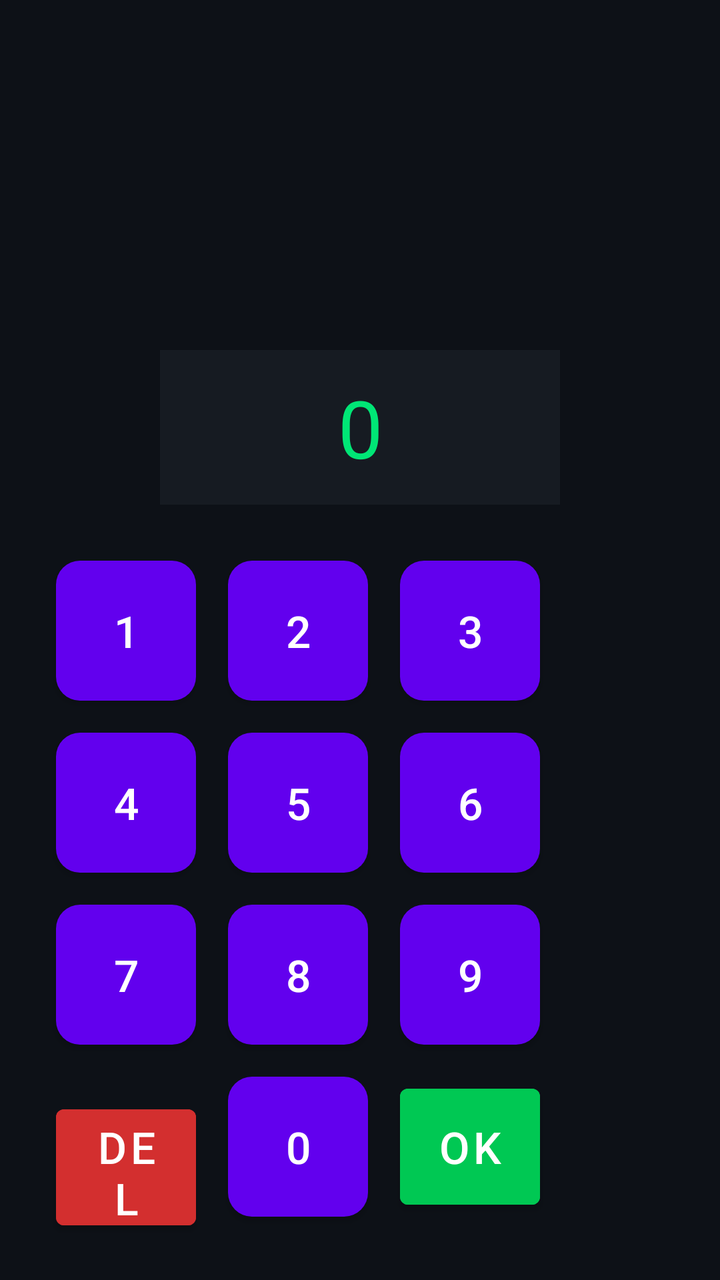
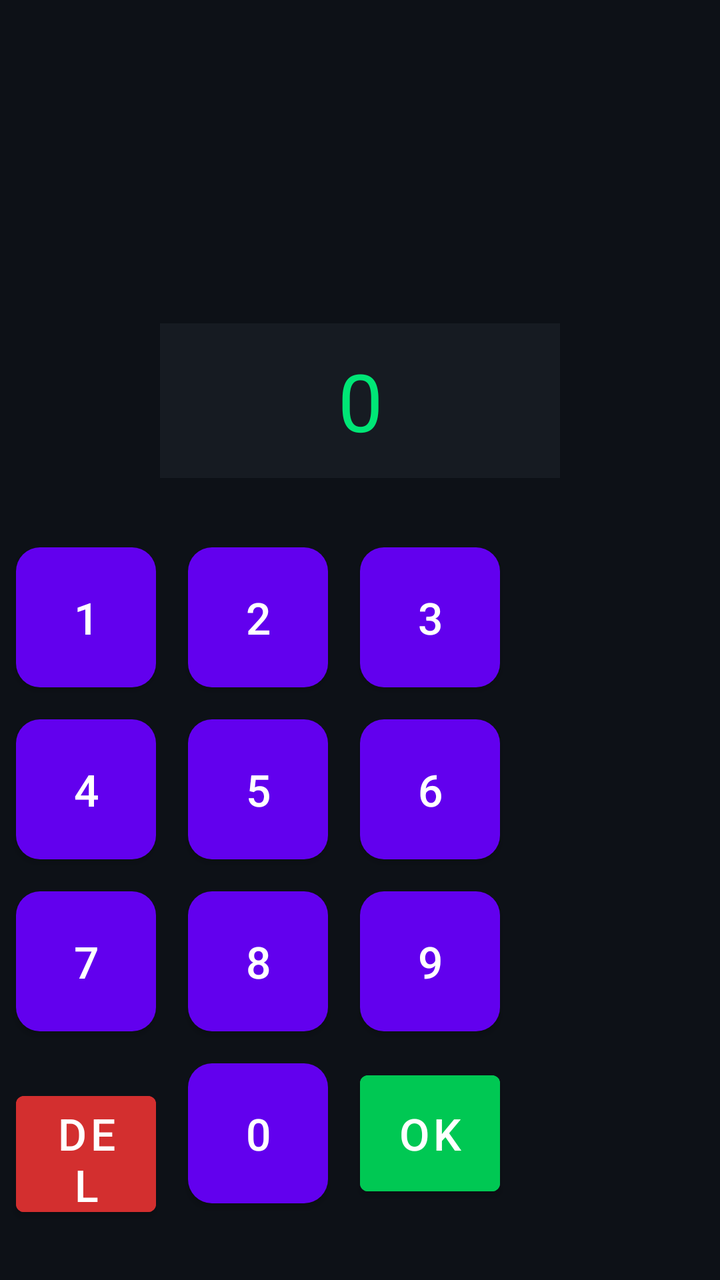

Compare the two renders of this Android layout. The source of the first and the diff that turns it into the second are given below.
<!-- AndroidManifest.xml: fallback theme Theme.MaterialComponents.DayNight.NoActionBar -->
<!-- res/layout/activity_game.xml -->
<?xml version="1.0" encoding="utf-8"?>
<LinearLayout
    xmlns:android="http://schemas.android.com/apk/res/android"
    android:id="@+id/keypadContainer"
    android:layout_width="match_parent"
    android:layout_height="match_parent"
    android:orientation="vertical"
    android:gravity="center"
    android:padding="20dp"
    android:background="#0D1117">

    <TextView
        android:id="@+id/turnText"
        android:textColor="#FFFFFF"
        android:layout_marginBottom="10dp"
        android:layout_width="wrap_content"
        android:layout_height="wrap_content"/>

    <TextView
        android:id="@+id/scoreText"
        android:textColor="#FFFFFF"
        android:layout_marginBottom="10dp"
        android:layout_width="wrap_content"
        android:layout_height="wrap_content"/>

    <TextView
        android:id="@+id/livesText"
        android:textColor="#FFFFFF"
        android:layout_marginBottom="10dp"
        android:layout_width="wrap_content"
        android:layout_height="wrap_content"/>

    <TextView
        android:id="@+id/timerText"
        android:textColor="#FFFFFF"
        android:layout_marginBottom="10dp"
        android:layout_width="wrap_content"
        android:layout_height="wrap_content"/>

    <TextView
        android:id="@+id/resultText"
        android:textColor="#00E676"
        android:layout_marginBottom="20dp"
        android:layout_width="wrap_content"
        android:layout_height="wrap_content"/>

    
    <TextView
        android:id="@+id/inputDisplay"
        android:text="0"
        android:textSize="40sp"
        android:textColor="#00E676"
        android:background="#161B22"
        android:padding="12dp"
        android:gravity="center"
        android:layout_marginBottom="20dp"
        android:layout_width="200dp"
        android:layout_height="wrap_content"/>


    
    <GridLayout
        android:layout_width="match_parent"
        android:layout_height="wrap_content"
        android:gravity="center"
        android:columnCount="3">

        <Button
            android:id="@+id/btn1"
            android:text="1"
            android:layout_width="70dp"
            android:layout_height="70dp"
            android:layout_margin="8dp"
            android:textSize="22sp"
            android:textColor="#FFFFFF"
            android:background="@drawable/keypad_btn"/>
            
        <Button 
            android:id="@+id/btn2" 
            android:text="2"
            android:layout_width="70dp"
            android:layout_height="70dp"
            android:layout_margin="8dp"
            android:textSize="22sp"
            android:textColor="#FFFFFF"
            android:background="@drawable/keypad_btn"/>
            
        <Button android:id="@+id/btn3" android:text="3"
            android:layout_width="70dp"
            android:layout_height="70dp"
            android:layout_margin="8dp"
            android:textSize="22sp"
            android:textColor="#FFFFFF"
            android:background="@drawable/keypad_btn"/>

        <Button android:id="@+id/btn4" android:text="4"
            android:layout_width="70dp"
            android:layout_height="70dp"
            android:layout_margin="8dp"
            android:textSize="22sp"
            android:textColor="#FFFFFF"
            android:background="@drawable/keypad_btn"/>
        <Button android:id="@+id/btn5" android:text="5"
            android:layout_width="70dp"
            android:layout_height="70dp"
            android:layout_margin="8dp"
            android:textSize="22sp"
            android:textColor="#FFFFFF"
            android:background="@drawable/keypad_btn"/>
        <Button android:id="@+id/btn6" android:text="6"
            android:layout_width="70dp"
            android:layout_height="70dp"
            android:layout_margin="8dp"
            android:textSize="22sp"
            android:textColor="#FFFFFF"
            android:background="@drawable/keypad_btn"/>

        <Button android:id="@+id/btn7" android:text="7"
            android:layout_width="70dp"
            android:layout_height="70dp"
            android:layout_margin="8dp"
            android:textSize="22sp"
            android:textColor="#FFFFFF"
            android:background="@drawable/keypad_btn"/>
        <Button android:id="@+id/btn8" android:text="8"
            android:layout_width="70dp"
            android:layout_height="70dp"
            android:layout_margin="8dp"
            android:textSize="22sp"
            android:textColor="#FFFFFF"
            android:background="@drawable/keypad_btn"/>
        <Button android:id="@+id/btn9" android:text="9"
            android:layout_width="70dp"
            android:layout_height="70dp"
            android:layout_margin="8dp"
            android:textSize="22sp"
            android:textColor="#FFFFFF"
            android:background="@drawable/keypad_btn"/>

        <Button android:id="@+id/btnDel" android:text="DEL"
            android:layout_width="70dp"
            android:layout_height="70dp"
            android:layout_margin="8dp"
            android:textSize="22sp"
            android:textColor="#FFFFFF"
            android:backgroundTint="#D32F2F"/>
        <Button android:id="@+id/btn0" android:text="0"
            android:layout_width="70dp"
            android:layout_height="70dp"
            android:layout_margin="8dp"
            android:textSize="22sp"
            android:textColor="#FFFFFF"
            android:background="@drawable/keypad_btn"/>
        <Button android:id="@+id/btnOk" android:text="OK"
            android:layout_width="70dp"
            android:layout_height="70dp"
            android:layout_margin="8dp"
            android:textSize="22sp"
            android:textColor="#FFFFFF"
            android:backgroundTint="#00C853"/>

    </GridLayout>

</LinearLayout>
<!-- resources referenced by this layout -->
<resources>
  <!-- drawable keypad_btn (drawable) -->
  <?xml version="1.0" encoding="utf-8"?>
  <selector xmlns:android="http://schemas.android.com/apk/res/android">
  
      
      <item android:state_pressed="true">
          <shape>
              <solid android:color="#1F6FEB"/>
              <corners android:radius="12dp"/>
          </shape>
      </item>
  
      
      <item>
          <shape>
              <solid android:color="#30363D"/>
              <corners android:radius="12dp"/>
          </shape>
      </item>
  
  </selector>
</resources>

<!-- the commit's change to res/layout/activity_game.xml (unified diff, before → after) -->
@@ -1,164 +1,180 @@
 <?xml version="1.0" encoding="utf-8"?>
 <LinearLayout
     xmlns:android="http://schemas.android.com/apk/res/android"
-    android:id="@+id/keypadContainer"
     android:layout_width="match_parent"
     android:layout_height="match_parent"
     android:orientation="vertical"
-    android:gravity="center"
-    android:padding="20dp"
     android:background="#0D1117">
 
-    <TextView
-        android:id="@+id/turnText"
-        android:textColor="#FFFFFF"
-        android:layout_marginBottom="10dp"
-        android:layout_width="wrap_content"
-        android:layout_height="wrap_content"/>
+    
+    <LinearLayout
+        android:layout_width="match_parent"
+        android:layout_height="0dp"
+        android:layout_weight="1"
+        android:orientation="vertical"
+        android:gravity="center">
 
-    <TextView
-        android:id="@+id/scoreText"
-        android:textColor="#FFFFFF"
-        android:layout_marginBottom="10dp"
-        android:layout_width="wrap_content"
-        android:layout_height="wrap_content"/>
-
-    <TextView
-        android:id="@+id/livesText"
-        android:textColor="#FFFFFF"
-        android:layout_marginBottom="10dp"
-        android:layout_width="wrap_content"
-        android:layout_height="wrap_content"/>
-
-    <TextView
-        android:id="@+id/timerText"
-        android:textColor="#FFFFFF"
-        android:layout_marginBottom="10dp"
-        android:layout_width="wrap_content"
-        android:layout_height="wrap_content"/>
-
-    <TextView
-        android:id="@+id/resultText"
-        android:textColor="#00E676"
-        android:layout_marginBottom="20dp"
-        android:layout_width="wrap_content"
-        android:layout_height="wrap_content"/>
+        <TextView
+            android:id="@+id/turnText"
+            android:textColor="#FFFFFF"
+            android:layout_marginBottom="10dp"
+            android:layout_width="wrap_content"
+            android:layout_height="wrap_content"/>
+    
+        <TextView
+            android:id="@+id/scoreText"
+            android:textColor="#FFFFFF"
+            android:layout_marginBottom="10dp"
+            android:layout_width="wrap_content"
+            android:layout_height="wrap_content"/>
+    
+        <TextView
+            android:id="@+id/livesText"
+            android:textColor="#FFFFFF"
+            android:layout_marginBottom="10dp"
+            android:layout_width="wrap_content"
+            android:layout_height="wrap_content"/>
+    
+        <TextView
+            android:id="@+id/timerText"
+            android:textColor="#FFFFFF"
+            android:layout_marginBottom="10dp"
+            android:layout_width="wrap_content"
+            android:layout_height="wrap_content"/>
+    
+        <TextView
+            android:id="@+id/resultText"
+            android:textColor="#00E676"
+            android:layout_marginBottom="20dp"
+            android:layout_width="wrap_content"
+            android:layout_height="wrap_content"/>
+    
+        
+        <TextView
+            android:id="@+id/inputDisplay"
+            android:text="0"
+            android:textSize="40sp"
+            android:textColor="#00E676"
+            android:background="#161B22"
+            android:padding="12dp"
+            android:gravity="center"
+            android:layout_marginBottom="20dp"
+            android:layout_width="200dp"
+            android:layout_height="wrap_content"/>
+    
+    
+    </LinearLayout>
 
     
-    <TextView
-        android:id="@+id/inputDisplay"
-        android:text="0"
-        android:textSize="40sp"
-        android:textColor="#00E676"
-        android:background="#161B22"
-        android:padding="12dp"
-        android:gravity="center"
-        android:layout_marginBottom="20dp"
-        android:layout_width="200dp"
-        android:layout_height="wrap_content"/>
-
-
-    
-    <GridLayout
+    <LinearLayout
+        android:id="@+id/keypadContainer"
         android:layout_width="match_parent"
         android:layout_height="wrap_content"
         android:gravity="center"
-        android:columnCount="3">
+        android:paddingBottom="20dp">
 
-        <Button
-            android:id="@+id/btn1"
-            android:text="1"
-            android:layout_width="70dp"
-            android:layout_height="70dp"
-            android:layout_margin="8dp"
-            android:textSize="22sp"
-            android:textColor="#FFFFFF"
-            android:background="@drawable/keypad_btn"/>
-            
-        <Button 
-            android:id="@+id/btn2" 
-            android:text="2"
-            android:layout_width="70dp"
-            android:layout_height="70dp"
-            android:layout_margin="8dp"
-            android:textSize="22sp"
-            android:textColor="#FFFFFF"
-            android:background="@drawable/keypad_btn"/>
-            
-        <Button android:id="@+id/btn3" android:text="3"
-            android:layout_width="70dp"
-            android:layout_height="70dp"
-            android:layout_margin="8dp"
-            android:textSize="22sp"
-            android:textColor="#FFFFFF"
-            android:background="@drawable/keypad_btn"/>
+        
+        <GridLayout
+            android:layout_width="match_parent"
+            android:layout_height="wrap_content"
+            android:gravity="center"
+            android:columnCount="3">
+    
+            <Button
+                android:id="@+id/btn1"
+                android:text="1"
+                android:layout_width="70dp"
+                android:layout_height="70dp"
+                android:layout_margin="8dp"
+                android:textSize="22sp"
+                android:textColor="#FFFFFF"
+                android:background="@drawable/keypad_btn"/>
+                
+            <Button 
+                android:id="@+id/btn2" 
+                android:text="2"
+                android:layout_width="70dp"
+                android:layout_height="70dp"
+                android:layout_margin="8dp"
+                android:textSize="22sp"
+                android:textColor="#FFFFFF"
+                android:background="@drawable/keypad_btn"/>
+                
+            <Button android:id="@+id/btn3" android:text="3"
+                android:layout_width="70dp"
+                android:layout_height="70dp"
+                android:layout_margin="8dp"
+                android:textSize="22sp"
+                android:textColor="#FFFFFF"
+                android:background="@drawable/keypad_btn"/>
+    
+            <Button android:id="@+id/btn4" android:text="4"
+                android:layout_width="70dp"
+                android:layout_height="70dp"
+                android:layout_margin="8dp"
+                android:textSize="22sp"
+                android:textColor="#FFFFFF"
+                android:background="@drawable/keypad_btn"/>
+            <Button android:id="@+id/btn5" android:text="5"
+                android:layout_width="70dp"
+                android:layout_height="70dp"
+                android:layout_margin="8dp"
+                android:textSize="22sp"
+                android:textColor="#FFFFFF"
+                android:background="@drawable/keypad_btn"/>
+            <Button android:id="@+id/btn6" android:text="6"
+                android:layout_width="70dp"
+                android:layout_height="70dp"
+                android:layout_margin="8dp"
+                android:textSize="22sp"
+                android:textColor="#FFFFFF"
+                android:background="@drawable/keypad_btn"/>
+    
+            <Button android:id="@+id/btn7" android:text="7"
+                android:layout_width="70dp"
+                android:layout_height="70dp"
+                android:layout_margin="8dp"
+                android:textSize="22sp"
+                android:textColor="#FFFFFF"
+                android:background="@drawable/keypad_btn"/>
+            <Button android:id="@+id/btn8" android:text="8"
+                android:layout_width="70dp"
+                android:layout_height="70dp"
+                android:layout_margin="8dp"
+                android:textSize="22sp"
+                android:textColor="#FFFFFF"
+                android:background="@drawable/keypad_btn"/>
+            <Button android:id="@+id/btn9" android:text="9"
+                android:layout_width="70dp"
+                android:layout_height="70dp"
+                android:layout_margin="8dp"
+                android:textSize="22sp"
+                android:textColor="#FFFFFF"
+                android:background="@drawable/keypad_btn"/>
+    
+            <Button android:id="@+id/btnDel" android:text="DEL"
+                android:layout_width="70dp"
+                android:layout_height="70dp"
+                android:layout_margin="8dp"
+                android:textSize="22sp"
+                android:textColor="#FFFFFF"
+                android:backgroundTint="#D32F2F"/>
+            <Button android:id="@+id/btn0" android:text="0"
+                android:layout_width="70dp"
+                android:layout_height="70dp"
+                android:layout_margin="8dp"
+                android:textSize="22sp"
+                android:textColor="#FFFFFF"
+                android:background="@drawable/keypad_btn"/>
+            <Button android:id="@+id/btnOk" android:text="OK"
+                android:layout_width="70dp"
+                android:layout_height="70dp"
+                android:layout_margin="8dp"
+                android:textSize="22sp"
+                android:textColor="#FFFFFF"
+                android:backgroundTint="#00C853"/>
+    
+        </GridLayout>
 
-        <Button android:id="@+id/btn4" android:text="4"
-            android:layout_width="70dp"
-            android:layout_height="70dp"
-            android:layout_margin="8dp"
-            android:textSize="22sp"
-            android:textColor="#FFFFFF"
-            android:background="@drawable/keypad_btn"/>
-        <Button android:id="@+id/btn5" android:text="5"
-            android:layout_width="70dp"
-            android:layout_height="70dp"
-            android:layout_margin="8dp"
-            android:textSize="22sp"
-            android:textColor="#FFFFFF"
-            android:background="@drawable/keypad_btn"/>
-        <Button android:id="@+id/btn6" android:text="6"
-            android:layout_width="70dp"
-            android:layout_height="70dp"
-            android:layout_margin="8dp"
-            android:textSize="22sp"
-            android:textColor="#FFFFFF"
-            android:background="@drawable/keypad_btn"/>
-
-        <Button android:id="@+id/btn7" android:text="7"
-            android:layout_width="70dp"
-            android:layout_height="70dp"
-            android:layout_margin="8dp"
-            android:textSize="22sp"
-            android:textColor="#FFFFFF"
-            android:background="@drawable/keypad_btn"/>
-        <Button android:id="@+id/btn8" android:text="8"
-            android:layout_width="70dp"
-            android:layout_height="70dp"
-            android:layout_margin="8dp"
-            android:textSize="22sp"
-            android:textColor="#FFFFFF"
-            android:background="@drawable/keypad_btn"/>
-        <Button android:id="@+id/btn9" android:text="9"
-            android:layout_width="70dp"
-            android:layout_height="70dp"
-            android:layout_margin="8dp"
-            android:textSize="22sp"
-            android:textColor="#FFFFFF"
-            android:background="@drawable/keypad_btn"/>
-
-        <Button android:id="@+id/btnDel" android:text="DEL"
-            android:layout_width="70dp"
-            android:layout_height="70dp"
-            android:layout_margin="8dp"
-            android:textSize="22sp"
-            android:textColor="#FFFFFF"
-            android:backgroundTint="#D32F2F"/>
-        <Button android:id="@+id/btn0" android:text="0"
-            android:layout_width="70dp"
-            android:layout_height="70dp"
-            android:layout_margin="8dp"
-            android:textSize="22sp"
-            android:textColor="#FFFFFF"
-            android:background="@drawable/keypad_btn"/>
-        <Button android:id="@+id/btnOk" android:text="OK"
-            android:layout_width="70dp"
-            android:layout_height="70dp"
-            android:layout_margin="8dp"
-            android:textSize="22sp"
-            android:textColor="#FFFFFF"
-            android:backgroundTint="#00C853"/>
-
-    </GridLayout>
-
+    </LinearLayout>
 </LinearLayout>
